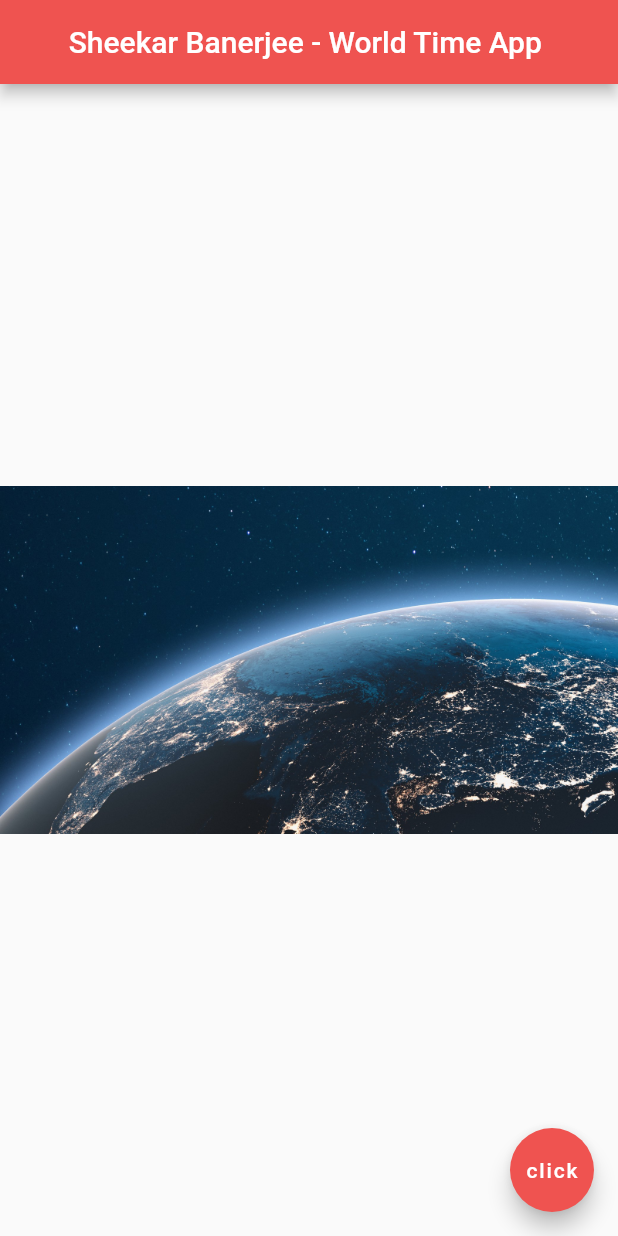
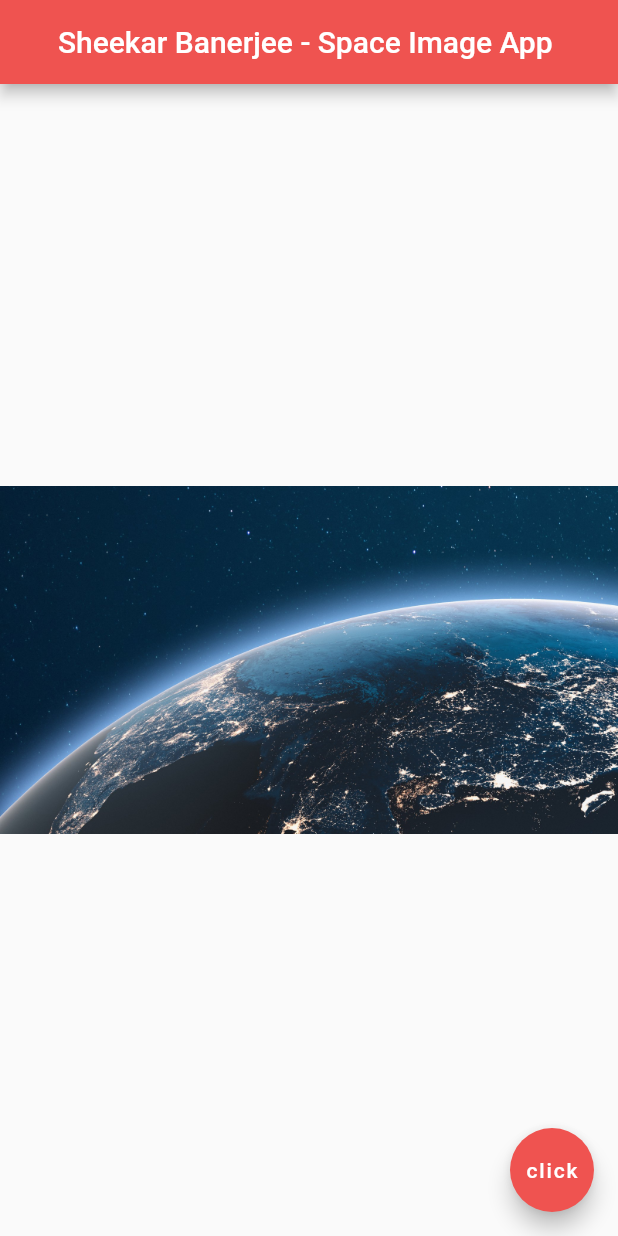
Before and after one commit to ac005sheekar/Flutter-Basic-UI-App, a Flutter app: the screen it shows after launch, on a phone screen of 412 x 824 dp. Run offline on Flutter 3.47's test engine with Material 2 defaults, Android fonts, the phone set to English and light mode, and no system bars.

Commit message:
Update main.dart

```diff
--- a/lib/main.dart
+++ b/lib/main.dart
@@ -12,7 +12,7 @@ class Home extends StatelessWidget {
   Widget build(BuildContext context) {
     return Scaffold(
       appBar: AppBar(
-        title: Text("Sheekar Banerjee - World Time App "),
+        title: Text("Sheekar Banerjee - Space Image App "),
         centerTitle: true,
         backgroundColor: Colors.red[400],
       ),
```
